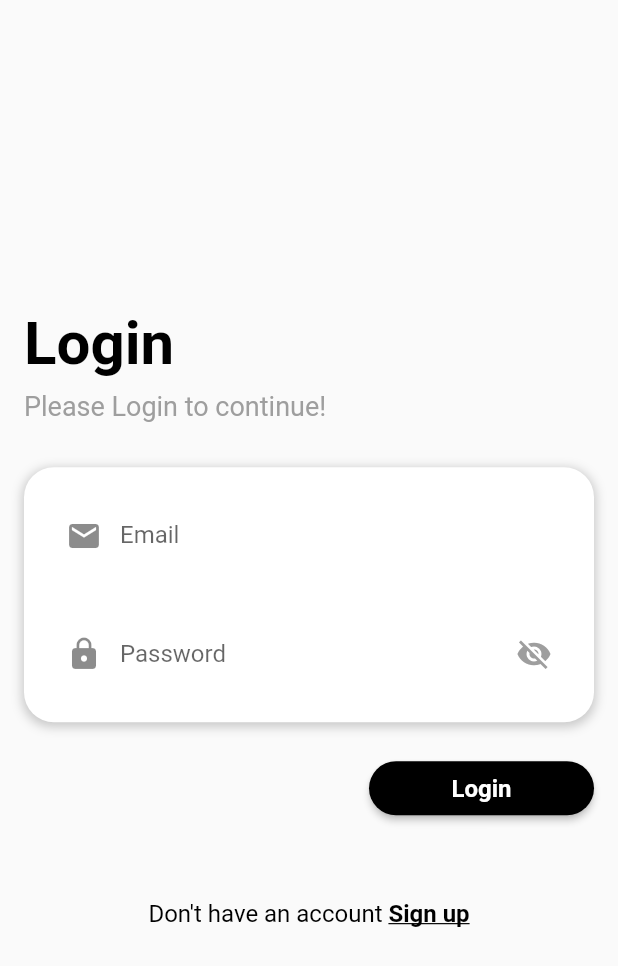
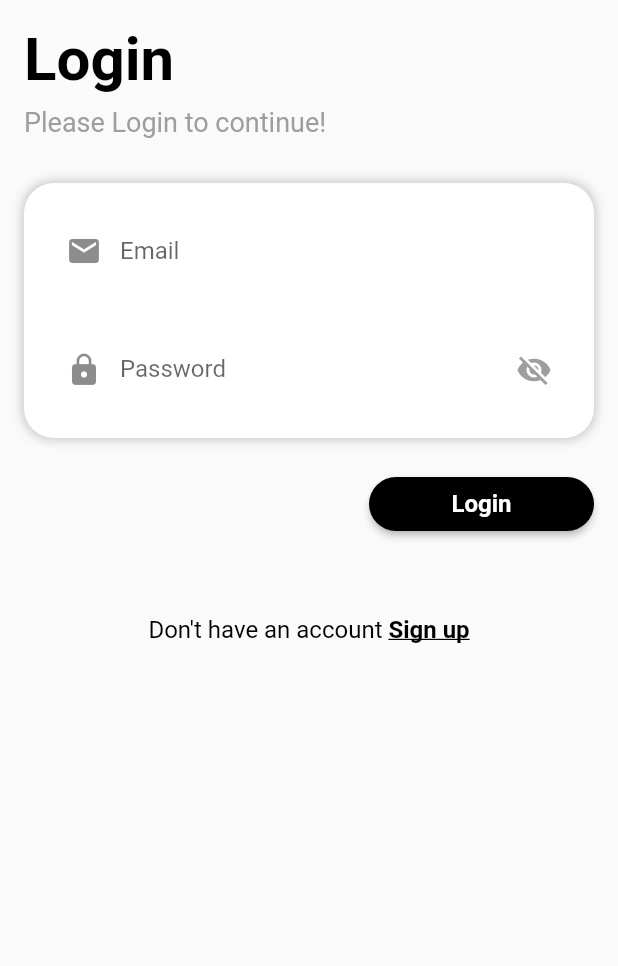
Before and after one commit to abduu11aahh/multi-role-dockerized-flutter-app, a Flutter app: the screen it shows after launch, on a phone screen of 412 x 824 dp. Shown: the top 966 px of the screen. Run offline on Flutter 3.47's test engine with Material 2 defaults, Android fonts, the phone set to English and light mode, and no system bars; our stand-ins replace image_picker.

Commit message:
Update login_page.dart

```diff
--- a/frontend/lib/pages/login_page.dart
+++ b/frontend/lib/pages/login_page.dart
@@ -53,8 +53,6 @@ class _LoginPageState extends State<LoginPage> {
         child: Padding(
           padding: const EdgeInsets.all(16.0),
           child: Column(
-            mainAxisAlignment: MainAxisAlignment.center,
-            crossAxisAlignment: CrossAxisAlignment.center,
             children: [
               const Align(
                 alignment: Alignment.centerLeft,
@@ -80,7 +78,6 @@ class _LoginPageState extends State<LoginPage> {
               ),
               const SizedBox(height: 30.0),
               Container(
-                width: double.infinity,
                 padding: const EdgeInsets.all(16.0),
                 decoration: BoxDecoration(
                   color: Colors.white,
@@ -90,7 +87,6 @@ class _LoginPageState extends State<LoginPage> {
                       color: Colors.black.withOpacity(0.2),
                       spreadRadius: 1,
                       blurRadius: 5,
-                      offset: const Offset(0, 2),
                     ),
                   ],
                 ),
```
